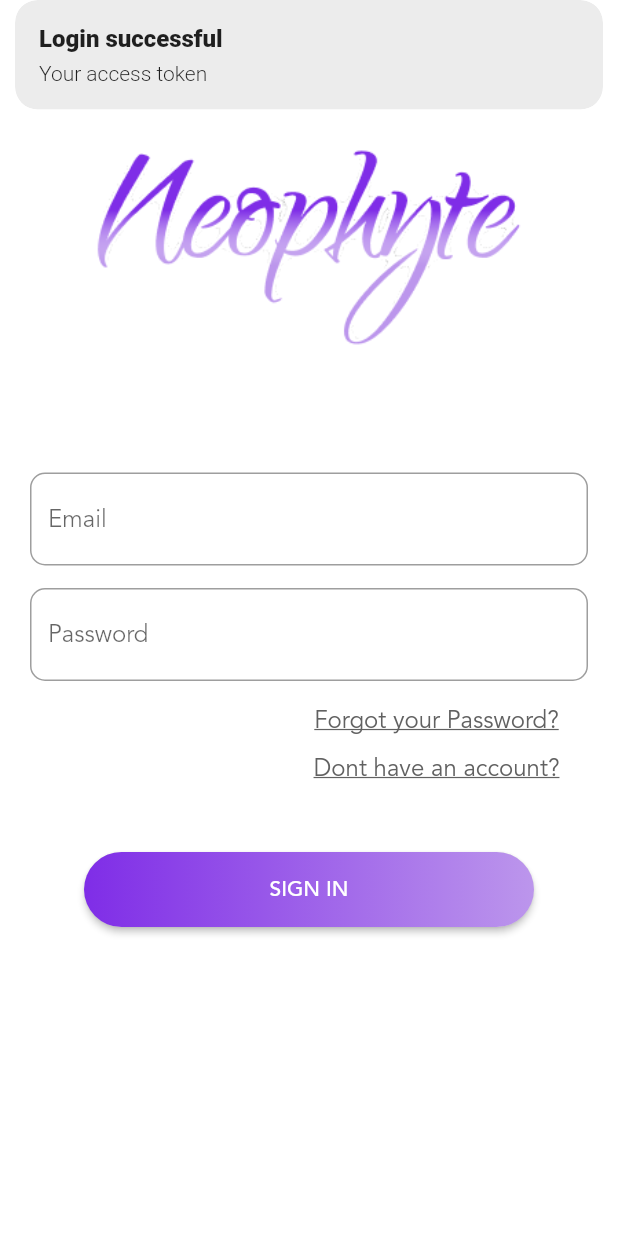
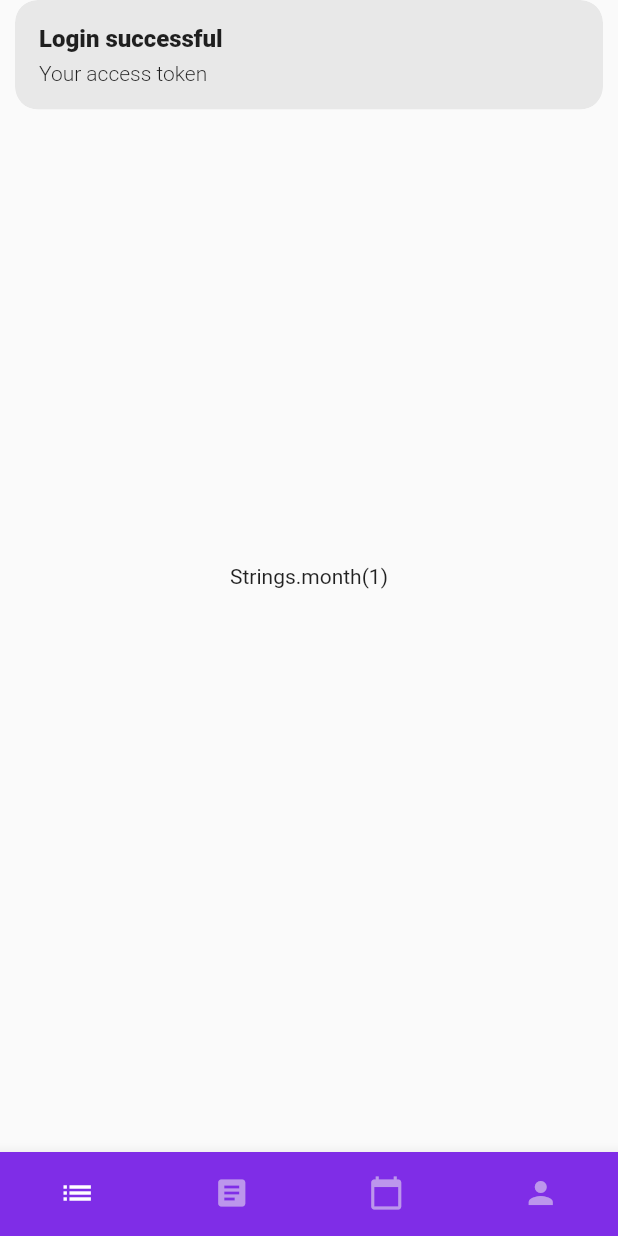
Before and after one commit to sofiabukovskaya/Neophyte, a Flutter app: the screen it shows after launch, after a tap on "SIGN IN", on a phone screen of 412 x 824 dp. Run offline on Flutter 3.47's test engine with Material 2 defaults, Android fonts, the phone set to English and light mode, and no system bars; our stand-ins replace connectivity_plus, get; network calls fail; statements that could not run were skipped.

```diff
--- /dev/null
+++ b/lib/app/bindings/home_binding.dart
@@ -0,0 +1,9 @@
+import 'package:get/get.dart';
+import '../controllers/home_controller.dart';
+
+class HomeBindings extends Bindings {
+  @override
+  void dependencies() {
+    Get.put<HomeController>(HomeController());
+  }
+}
--- /dev/null
+++ b/lib/app/controllers/home_controller.dart
@@ -0,0 +1,8 @@
+import 'package:get/get_rx/src/rx_types/rx_types.dart';
+import 'package:get/get_state_manager/src/simple/get_controllers.dart';
+
+class HomeController extends GetxController {
+  final currentIndex = 0.obs;
+
+  void changeIndex(int newIndex) => currentIndex.value = newIndex;
+}
--- a/lib/app/routes/app_pages.dart
+++ b/lib/app/routes/app_pages.dart
@@ -1,4 +1,6 @@
 import 'package:get/get.dart';
+import 'package:neophyte/app/bindings/home_binding.dart';
+import 'package:neophyte/app/ui/pages/home_page/home_page.dart';
 
 import '../bindings/sign_in_binding.dart';
 import '../bindings/sign_up_binding.dart';
@@ -31,5 +33,11 @@ class AppPages {
         binding: SignUpBinding(),
         transition: Transition.leftToRight,
         transitionDuration: Constants.kDurationSpeed),
+    GetPage(
+        name: Routes.HOME,
+        page: () => HomePage(),
+        binding: HomeBindings(),
+        transition: Transition.leftToRight,
+        transitionDuration: Constants.kDurationSpeed),
   ];
 }
--- a/lib/app/routes/app_routes.dart
+++ b/lib/app/routes/app_routes.dart
@@ -2,5 +2,6 @@ abstract class Routes {
   static const SPLASH = '/';
   static const SIGN_IN = '/sign_in';
   static const SIGN_UP = '/sign_up';
+  static const HOME = '/home';
   static const NO_CONNECTION = '/no_connection';
 }
--- /dev/null
+++ b/lib/app/ui/pages/home_page/home_page.dart
@@ -0,0 +1,83 @@
+import 'package:flutter/material.dart';
+import 'package:get/get.dart';
+import '../../../utils/constants.dart';
+import '../../../controllers/home_controller.dart';
+
+class HomePage extends GetView<HomeController> {
+  static const int _indexMain = 0;
+  static const int _indexCV = 1;
+  static const int _indexCalendar = 2;
+  static const int _indexProfile = 3;
+
+  @override
+  Widget build(BuildContext context) {
+    return Obx(
+      () => Scaffold(
+        body: IndexedStack(
+          alignment: Alignment.topCenter,
+          children: const [
+            Center(
+              child: Text('Strings.month(1)'),
+            ),
+            Center(
+              child: Text('Strings.month(2)'),
+            ),
+            Center(
+              child: Text('Strings.month(3)'),
+            ),
+            Center(
+              child: Text('Strings.month(4)'),
+            ),
+          ],
+          index: controller.currentIndex.value,
+        ),
+        bottomNavigationBar: BottomNavigationBar(
+          currentIndex: controller.currentIndex.value,
+          onTap: controller.changeIndex,
+          backgroundColor: Constants.mainColor,
+          type: BottomNavigationBarType.fixed,
+          showSelectedLabels: false,
+          showUnselectedLabels: false,
+          items: [
+            BottomNavigationBarItem(
+              icon: Icon(
+                Icons.list,
+                color: _getTint(
+                  isSelected: controller.currentIndex.value == _indexMain,
+                ),
+              ),
+              label: '',
+            ), BottomNavigationBarItem(
+              icon: Icon(
+                Icons.article,
+                color: _getTint(
+                  isSelected: controller.currentIndex.value == _indexCV,
+                ),
+              ),
+              label: '',
+            ), BottomNavigationBarItem(
+              icon: Icon(
+                Icons.calendar_today,
+                color: _getTint(
+                  isSelected: controller.currentIndex.value == _indexCalendar,
+                ),
+              ),
+              label: '',
+            ), BottomNavigationBarItem(
+              icon: Icon(
+                Icons.person,
+                color: _getTint(
+                  isSelected: controller.currentIndex.value == _indexProfile,
+                ),
+              ),
+              label: '',
+            ),
+          ],
+        ),
+      ),
+    );
+  }
+
+  Color _getTint({required bool isSelected}) =>
+      isSelected ? Colors.white : Constants.mainLightColor;
+}
--- a/lib/app/ui/pages/sign_in_page/sign_in_page.dart
+++ b/lib/app/ui/pages/sign_in_page/sign_in_page.dart
@@ -67,11 +67,15 @@ class SignInPage extends GetView<SignInController> {
                 LinearButton(
                     buttonTitle: 'SIGN IN',
                     onTap: () async {
+                      Get.toNamed(Routes.HOME);
                       controller
                           .signIn(controller.emailTextEditingController.text,
                               controller.passwordTextEditingController.text)
-                          .whenComplete(() => Get.snackbar('Login successful',
-                              'Your access token ${controller.valueResult}'));
+                          .whenComplete(() {
+                        Get.snackbar('Login successful',
+                            'Your access token ${controller.valueResult}');
+
+                      });
                     })
               ],
             ),
--- a/lib/app/ui/pages/splash_page/splash_page.dart
+++ b/lib/app/ui/pages/splash_page/splash_page.dart
@@ -26,8 +26,9 @@ class SplashPage extends GetView<SplashPageController> {
               width: 300.0,
             ),
             const CircularProgressIndicator(
-              valueColor:
-                  AlwaysStoppedAnimation<Color>(Constants.mainLightColor),
+              valueColor: AlwaysStoppedAnimation<Color>(
+                Constants.mainLightColor,
+              ),
             ),
           ],
         ),
```
Also changed, not shown: 1 other file.
